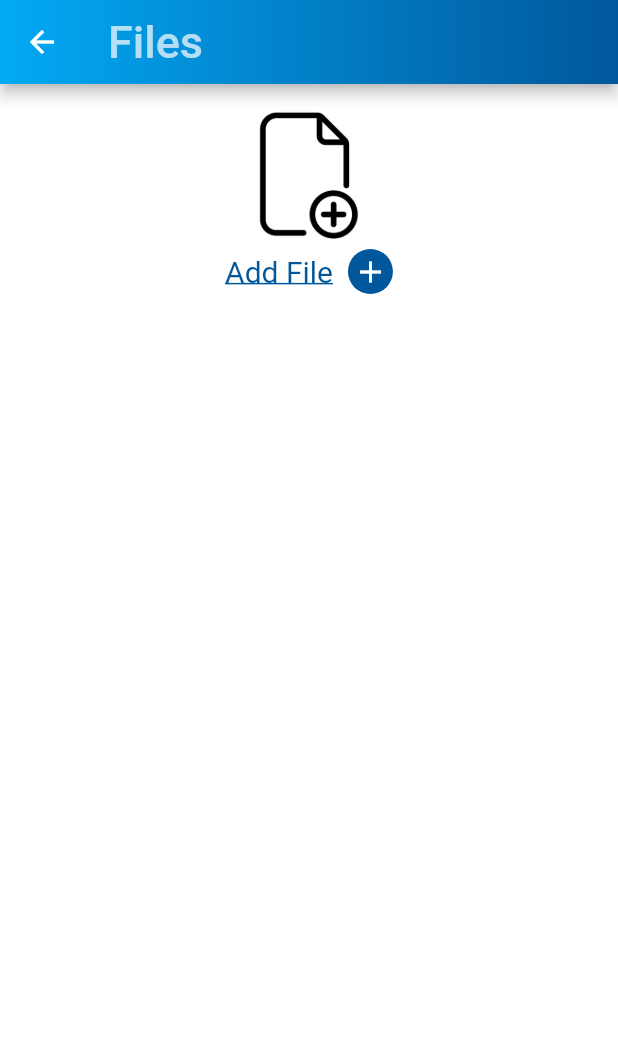
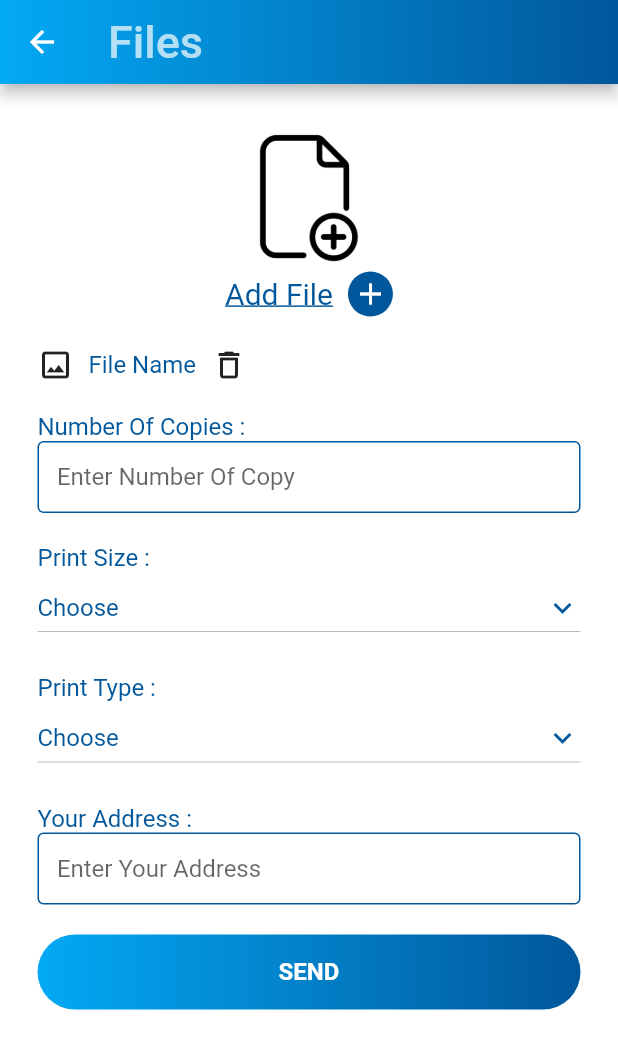
Before and after one commit to samehmaher/printer-app, a Flutter app: the FilesScreen screen opened directly, on a phone screen of 412 x 824 dp. Shown: the top 1049 px of the screen. Run offline on Flutter 3.47's test engine with Material 2 defaults, Android fonts, the phone set to English and light mode, and no system bars; our stand-ins replace connectivity, firebase_auth, firebase_core, font_awesome_flutter, form_field_validator, lottie and 2 more; accounts and stored records are empty.

Commit message:
update 0.0.3

```diff
--- a/lib/main.dart
+++ b/lib/main.dart
@@ -1,22 +1,28 @@
-import 'package:final_project/screens/clothes_screen.dart';
-import 'package:final_project/screens/files_screen.dart';
-import 'package:final_project/screens/gifts_screen.dart';
+import 'file:///E:/project/final_project/lib/screens/user/clothes_screen.dart';
+import 'file:///E:/project/final_project/lib/screens/user/files_screen.dart';
+import 'file:///E:/project/final_project/lib/screens/user/gifts_screen.dart';
 import 'package:final_project/screens/login_screen.dart';
 import 'package:final_project/screens/splash_screen.dart';
 import 'package:firebase_core/firebase_core.dart';
 import 'package:flutter/material.dart';
 import 'package:final_project/screens/home_page.dart';
+import 'package:shared_preferences/shared_preferences.dart';
+
 main() async{
   WidgetsFlutterBinding.ensureInitialized();
   await Firebase.initializeApp();
-  runApp(Home());
+  SharedPreferences pref=await SharedPreferences.getInstance();
+  String mail =pref.getString('email');
+  runApp(Home(mail: mail,));
 }
 class Home extends StatelessWidget {
+  Home({this.mail});
+  final String mail;
   @override
   Widget build(BuildContext context) {
     return MaterialApp(
       debugShowCheckedModeBanner: false,
-      home:SplashScreen() ,
+      home:SplashScreen(mail: mail,),
     );
   }
 }
--- /dev/null
+++ b/lib/screens/admin/clothes_admin.dart
@@ -0,0 +1 @@
+import 'package:flutter/material.dart';
--- /dev/null
+++ b/lib/screens/admin/file_admin.dart
@@ -0,0 +1 @@
+import 'package:flutter/material.dart';
--- /dev/null
+++ b/lib/screens/admin/gifts_admin.dart
@@ -0,0 +1 @@
+import 'package:flutter/material.dart';
--- /dev/null
+++ b/lib/screens/admin/shield_admin.dart
@@ -0,0 +1 @@
+import 'package:flutter/material.dart';
--- a/lib/screens/files_screen.dart
+++ /dev/null
@@ -1,66 +0,0 @@
-import 'package:final_project/component/color.dart';
-import 'package:final_project/widget/uplode_line.dart';
-import 'package:flutter/material.dart';
-import 'package:modal_progress_hud/modal_progress_hud.dart';
-
-class FilesScreen extends StatefulWidget {
-  @override
-  _FilesScreenState createState() => _FilesScreenState();
-}
-
-class _FilesScreenState extends State<FilesScreen> {
-  bool spinner = false;
-
-  @override
-  Widget build(BuildContext context) {
-    return ModalProgressHUD(
-      inAsyncCall: spinner,
-      child: Scaffold(
-        backgroundColor: Colors.white,
-        appBar: AppBar(
-          flexibleSpace: Container(
-            decoration: BoxDecoration(
-              gradient: LinearGradient(
-                  colors: [deepBlue, lightBlue],
-                  end: Alignment.centerLeft,
-                  begin: Alignment.centerRight),
-            ),
-          ),
-          title: Text(
-            'Files',
-            style: TextStyle(
-              fontSize: 30,
-              color: Colors.white.withOpacity(0.7),
-            ),
-          ),
-        ),
-        body: Builder(
-          builder: (context) => Padding(
-            padding: const EdgeInsets.all(10.0),
-            child: ListView(
-              children: [
-                Container(
-                  child: Column(
-                    children: [
-                      Image.asset(
-                        'images/fileicon.png',
-                        height: 100,
-                        width: 100,
-                        fit: BoxFit.scaleDown,
-                      ),
-                      UploadLine(
-                        text: 'Add File',
-                        onTap: (){},
-                      )
-                    ],
-                  ),
-                ),
-
-              ],
-            ),
-          ),
-        ),
-      ),
-    );
-  }
-}
--- a/lib/screens/home_page.dart
+++ b/lib/screens/home_page.dart
@@ -5,10 +5,11 @@ import 'package:final_project/widget/drawer_list.dart';
 import 'package:flutter/cupertino.dart';
 import 'package:flutter/material.dart';
 import 'package:final_project/widget/home_card.dart';
-import 'files_screen.dart';
-import 'shield_screen.dart';
-import 'gifts_screen.dart';
-import 'clothes_screen.dart';
+import 'package:shared_preferences/shared_preferences.dart';
+import 'user/files_screen.dart';
+import 'user/shield_screen.dart';
+import 'user/gifts_screen.dart';
+import 'user/clothes_screen.dart';
 import 'package:firebase_auth/firebase_auth.dart';
 
 class HomePage extends StatefulWidget {
@@ -62,8 +63,10 @@ class _HomePageState extends State<HomePage> {
                   ),
                   DrawerList(
                     text: 'Sign Out',
-                    onTap: () {
+                    onTap: () async{
                       _auth.signOut();
+                      SharedPreferences pref = await SharedPreferences.getInstance();
+                      pref.remove('email');
                       Navigator.push(
                           context,
                           MaterialPageRoute(
--- a/lib/screens/login_screen.dart
+++ b/lib/screens/login_screen.dart
@@ -11,6 +11,8 @@ import 'package:connectivity/connectivity.dart';
 import 'package:firebase_auth/firebase_auth.dart';
 import 'package:modal_progress_hud/modal_progress_hud.dart';
 import 'package:form_field_validator/form_field_validator.dart';
+import 'package:shared_preferences/shared_preferences.dart';
+
 class LoginScreen extends StatefulWidget {
   @override
   _LoginScreenState createState() => _LoginScreenState();
@@ -35,7 +37,7 @@ class _LoginScreenState extends State<LoginScreen> {
   Widget build(BuildContext context) {
     return Scaffold(
         body: Builder(
-        builder:(context) => ModalProgressHUD(
+      builder: (context) => ModalProgressHUD(
         inAsyncCall: spinner,
         child: SingleChildScrollView(
           child: Container(
@@ -44,7 +46,6 @@ class _LoginScreenState extends State<LoginScreen> {
               children: [
                 Header(
                   text: 'SIGN IN',
-
                 ),
                 Form(
                     key: _formKey,
@@ -70,14 +71,15 @@ class _LoginScreenState extends State<LoginScreen> {
                             icon: Icons.vpn_key,
                             obscureText: show,
                             validator: passwordValidator,
-                              iconV: show?Icons.visibility:Icons.visibility_off ,
-                              iconTap: (){
+                            iconV:
+                                show ? Icons.visibility : Icons.visibility_off,
+                            iconTap: () {
                               setState(() {
                                 show = !show;
                               });
                             },
                             keyboardType: TextInputType.visiblePassword,
-                            controller:_passwordController ,
+                            controller: _passwordController,
                             onChanged: (value) {
                               password = value;
                               //Do something with the user input.
@@ -94,8 +96,8 @@ class _LoginScreenState extends State<LoginScreen> {
                             width: double.infinity,
                             onTap: () async {
                               if (_formKey.currentState.validate()) {
-                                var connectivityResult = await (Connectivity()
-                                    .checkConnectivity());
+                                var connectivityResult =
+                                    await (Connectivity().checkConnectivity());
                                 if (connectivityResult !=
                                         ConnectivityResult.mobile &&
                                     connectivityResult !=
@@ -116,6 +118,9 @@ class _LoginScreenState extends State<LoginScreen> {
 
                                     await _auth.signInWithEmailAndPassword(
                                         email: email, password: password);
+                                    SharedPreferences pref =
+                                        await SharedPreferences.getInstance();
+                                    pref.setString('email', email);
                                     Navigator.push(
                                         context,
                                         MaterialPageRoute(
--- a/lib/screens/splash_screen.dart
+++ b/lib/screens/splash_screen.dart
@@ -1,8 +1,11 @@
 import 'dart:async';
 import 'package:final_project/component/color.dart';
+import 'package:final_project/screens/home_page.dart';
 import 'package:final_project/screens/login_screen.dart';
 import 'package:flutter/material.dart';
 class SplashScreen extends StatefulWidget {
+  SplashScreen({this.mail});
+  final String mail;
   @override
   _SplashScreenState createState() => _SplashScreenState();
 }
@@ -13,7 +16,7 @@ class _SplashScreenState extends State<SplashScreen> {
     super.initState();
     Timer(const Duration(milliseconds: 5000), () {
       Navigator.push(
-          context, MaterialPageRoute(builder: (context) => LoginScreen()));
+          context, MaterialPageRoute(builder: (context) => (widget.mail==null)?LoginScreen():HomePage()));
     });
   }
 
--- a/lib/screens/clothes_screen.dart
+++ b/lib/screens/user/clothes_screen.dart
@@ -1,4 +1,7 @@
 import 'package:final_project/component/color.dart';
+import 'package:final_project/widget/button_reuse_2.dart';
+import 'package:final_project/widget/colum_text_field.dart';
+import 'package:final_project/widget/deleting_file.dart';
 import 'package:final_project/widget/uplode_line.dart';
 import 'package:flutter/material.dart';
 import 'package:modal_progress_hud/modal_progress_hud.dart';
@@ -9,6 +12,7 @@ class ClothesScreen extends StatefulWidget {
 
 class _FilesScreenState extends State<ClothesScreen> {
   bool spinner = false;
+  String umberOfCopies,address;
   @override
   Widget build(BuildContext context) {
     return ModalProgressHUD(
@@ -27,8 +31,8 @@ class _FilesScreenState extends State<ClothesScreen> {
             title: Text(
               'Clothes',
               style: TextStyle(
-                fontSize: 30,
-                color: Colors.white.withOpacity(0.7),
+                fontSize: 20,
+                color: Colors.white.withOpacity(0.9),
               ),
             ),
           ),
@@ -38,6 +42,7 @@ class _FilesScreenState extends State<ClothesScreen> {
               child: ListView(
                 children: [
                   Container(
+                    padding: EdgeInsets.all(15),
                     child: Column(
                       children: [
                         Image.asset(
@@ -49,7 +54,42 @@ class _FilesScreenState extends State<ClothesScreen> {
                         UploadLine(
                           text: 'Add Image',
                           onTap: (){},
-                        )
+                        ),
+                        SizedBox(
+                          height: 20,
+                        ),
+                        DeletingFile(
+                          text: 'File Name',
+                          delete: () {},
+                        ),
+                        SizedBox(
+                          height: 20,
+                        ),
+                        ColumTextField(
+                          headText: 'Number Of Copies :',
+                          hint: '  Enter Number Of Copy',
+                          onChange: (val) {
+                            umberOfCopies = val;
+                          },
+                        ),
+                        SizedBox(
+                          height: 20,
+                        ),
+                        ColumTextField(
+                          headText: 'Your Address :',
+                          hint: '  Enter Your Address',
+                          onChange: (val) {
+                            address = val;
+                          },
+                        ),
+                        SizedBox(
+                          height: 20,
+                        ),
+                        ButtonReuse2(
+                          text: 'SEND',
+                          width: double.infinity,
+                          onTap: (){},
+                        ),
                       ],
                     ),
                   ),
--- /dev/null
+++ b/lib/screens/user/files_screen.dart
@@ -0,0 +1,156 @@
+import 'package:final_project/component/color.dart';
+import 'package:final_project/widget/button_reuse_2.dart';
+import 'package:final_project/widget/colum_DropdownButton.dart';
+import 'package:final_project/widget/colum_text_field.dart';
+import 'package:final_project/widget/deleting_file.dart';
+import 'package:final_project/widget/uplode_line.dart';
+import 'package:flutter/material.dart';
+import 'package:modal_progress_hud/modal_progress_hud.dart';
+
+class FilesScreen extends StatefulWidget {
+  @override
+  _FilesScreenState createState() => _FilesScreenState();
+}
+
+class _FilesScreenState extends State<FilesScreen> {
+  bool spinner = false;
+  String printSize, umberOfCopies,printType,address;
+  List sizeList = ['A4', 'A3'];
+  List typeList = ['Black & White','Colors'];
+
+  @override
+  Widget build(BuildContext context) {
+    return ModalProgressHUD(
+      inAsyncCall: spinner,
+      child: Scaffold(
+        backgroundColor: Colors.white,
+        appBar: AppBar(
+          flexibleSpace: Container(
+            decoration: BoxDecoration(
+              gradient: LinearGradient(
+                  colors: [deepBlue, lightBlue],
+                  end: Alignment.centerLeft,
+                  begin: Alignment.centerRight),
+            ),
+          ),
+          title: Text(
+            'Files',
+            style: TextStyle(
+              fontSize: 30,
+              color: Colors.white.withOpacity(0.7),
+            ),
+          ),
+        ),
+        body: Builder(
+          builder: (context) => Padding(
+            padding: const EdgeInsets.all(10.0),
+            child: ListView(
+              children: [
+                Container(
+                  padding: EdgeInsets.all(15),
+                  child: Column(
+                    children: [
+                      Image.asset(
+                        'images/fileicon.png',
+                        height: 100,
+                        width: 100,
+                        fit: BoxFit.scaleDown,
+                      ),
+                      UploadLine(
+                        text: 'Add File',
+                        onTap: () {},
+                      ),
+                      SizedBox(
+                        height: 20,
+                      ),
+                      DeletingFile(
+                        text: 'File Name',
+                        delete: () {},
+                      ),
+                      SizedBox(
+                        height: 20,
+                      ),
+                      ColumTextField(
+                        headText: 'Number Of Copies :',
+                        hint: '  Enter Number Of Copy',
+                        onChange: (val) {
+                          umberOfCopies = val;
+                        },
+                      ),
+                      SizedBox(
+                        height: 20,
+                      ),
+                      ColumDropDown(
+                        headText: 'Print Size :',
+                        text: 'Choose',
+                        value: printSize,
+                        item: sizeList.map((item) {
+                          return DropdownMenuItem(
+                              value: item,
+                              child: Text(
+                                item,
+                                style: TextStyle(
+                                  fontSize: 20,
+                                  color: deepBlue,
+                                ),
+                              ));
+                        }).toList(),
+                        onChange: (newValue) {
+                          setState(() {
+                            printSize = newValue;
+                          });
+                        },
+                      ),
+                      SizedBox(
+                        height: 20,
+                      ),
+                      ColumDropDown(
+                        headText: 'Print Type :',
+                        text: 'Choose',
+                        value: printType,
+                        item: typeList.map((item) {
+                          return DropdownMenuItem(
+                              value: item,
+                              child: Text(
+                                item,
+                                style: TextStyle(
+                                  fontSize: 20,
+                                  color: deepBlue,
+                                ),
+                              ));
+                        }).toList(),
+                        onChange: (newValue) {
+                          setState(() {
+                            printType = newValue;
+                          });
+                        },
+                      ),
+                      SizedBox(
+                        height: 20,
+                      ),
+                      ColumTextField(
+                        headText: 'Your Address :',
+                        hint: '  Enter Your Address',
+                        onChange: (val) {
+                          address = val;
+                        },
+                      ),
+                      SizedBox(
+                        height: 20,
+                      ),
+                      ButtonReuse2(
+                        text: 'SEND',
+                        width: double.infinity,
+                        onTap: (){},
+                      ),
+                    ],
+                  ),
+                ),
+              ],
+            ),
+          ),
+        ),
+      ),
+    );
+  }
+}
--- /dev/null
+++ b/lib/widget/button_reuse_2.dart
@@ -0,0 +1,35 @@
+import 'package:final_project/component/color.dart';
+import 'package:flutter/material.dart';
+class ButtonReuse2 extends StatelessWidget {
+  ButtonReuse2({
+    this.text,this.width,this.onTap
+  });
+  final String text;
+  final double width;
+  final Function onTap;
+  @override
+  Widget build(BuildContext context) {
+    return Center(
+      child: InkWell(
+        onTap: onTap,
+        child: Container(
+          width: width,
+          height: 50,
+          decoration: BoxDecoration(
+              gradient: LinearGradient(
+                  colors: [deepBlue, lightBlue],
+                  end: Alignment.centerLeft,
+                  begin: Alignment.centerRight),
+              borderRadius:
+              BorderRadius.all(Radius.circular(100))),
+          alignment: Alignment.center,
+          child: Text(text,style: TextStyle(
+              fontSize:16 ,
+              fontWeight: FontWeight.bold,
+              color: Colors.white
+          ),),
+        ),
+      ),
+    );
+  }
+}
--- /dev/null
+++ b/lib/widget/colum_DropdownButton.dart
@@ -0,0 +1,38 @@
+import 'package:final_project/component/color.dart';
+import 'package:flutter/material.dart';
+class ColumDropDown extends StatelessWidget {
+  ColumDropDown({
+    this.headText,this.onChange,this.value,this.text,this.item
+});
+  final String headText,value,text;
+  final Function onChange;
+  final List<DropdownMenuItem> item;
+  @override
+  Widget build(BuildContext context) {
+    return Column(
+      crossAxisAlignment: CrossAxisAlignment.start,
+      children: [
+        Text(
+          headText,
+          style: TextStyle(color: deepBlue, fontSize: 16),
+        ),
+        DropdownButton(
+          focusColor: Colors.white,
+          isExpanded: true,
+          hint: Text(
+            text,
+            style: TextStyle(color: deepBlue, fontSize: 16),
+          ),
+          value: value,
+          icon: Icon(
+            Icons.keyboard_arrow_down,
+            color: deepBlue,
+          ),
+          elevation: 10,
+          items: item,
+          onChanged: onChange,
+        )
+      ],
+    );
+  }
+}
--- /dev/null
+++ b/lib/widget/colum_text_field.dart
@@ -0,0 +1,35 @@
+import 'package:final_project/component/color.dart';
+import 'package:flutter/material.dart';
+class ColumTextField extends StatelessWidget {
+  const ColumTextField({
+    this.headText,this.hint,this.onChange
+  }) ;
+  final String headText;
+  final String hint;
+  final Function onChange;
+  @override
+  Widget build(BuildContext context) {
+    return Column(
+      crossAxisAlignment: CrossAxisAlignment.start,
+      children: [
+        Text(
+          headText,
+          style: TextStyle(color: deepBlue, fontSize: 16),
+        ),
+        TextField(
+          keyboardType: TextInputType.number,
+          style: TextStyle(fontSize: 16),
+          decoration: InputDecoration(
+            contentPadding: EdgeInsets.all(5),
+            hintText: hint,
+            enabledBorder: OutlineInputBorder(
+                borderSide: BorderSide(color: deepBlue)),
+            focusedBorder: OutlineInputBorder(
+                borderSide: BorderSide(color: deepBlue)),
+          ),
+          onChanged: onChange,
+        )
+      ],
+    );
+  }
+}
--- /dev/null
+++ b/lib/widget/deleting_file.dart
@@ -0,0 +1,31 @@
+import 'package:final_project/component/color.dart';
+import 'package:flutter/material.dart';
+class DeletingFile extends StatelessWidget {
+  const DeletingFile({
+    this.text,this.delete
+  }) ;
+  final String text;
+  final Function delete;
+  @override
+  Widget build(BuildContext context) {
+    return Row(
+      children: [
+        Icon(
+          Icons.image_outlined,
+        ),
+        SizedBox(width: 10,),
+        Text(
+          text,
+          style: TextStyle(color: deepBlue, fontSize: 16),
+        ),
+        SizedBox(width: 10,),
+        InkWell(
+          onTap: delete,
+          child: Icon(
+            Icons.delete_outline,
+          ),
+        ),
+      ],
+    );
+  }
+}
--- a/pubspec.yaml
+++ b/pubspec.yaml
@@ -37,6 +37,7 @@ dependencies:
   modal_progress_hud: ^0.1.3
   firebase_auth: ^1.0.1
   lottie: ^1.0.1
+  shared_preferences: ^2.0.5
 
 
 dev_dependencies:
```
Also changed, not shown: lib/screens/user/gifts_screen.dart (renamed from lib/screens/gifts_screen.dart), lib/screens/user/shield_screen.dart (renamed from lib/screens/shield_screen.dart), pubspec.lock. Lines whose indentation alone changed are shown as unchanged.
